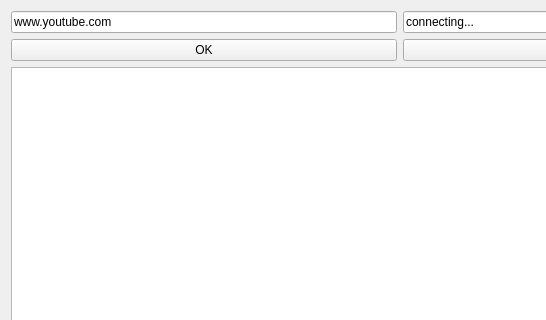
First picture: the form in widget.ui, repository SHJ99/Qt-viewCounter, before the edit; both pictures show x 0 to 546 and y 0 to 320 of the 800 by 600 pixel window.
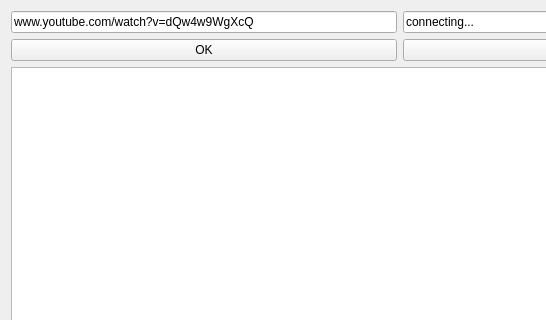
Second picture: the form after the edit.

Commit message: 디폴트 url 수정

```diff
--- a/widget.ui
+++ b/widget.ui
@@ -21,7 +21,7 @@
        <item>
         <widget class="QLineEdit" name="leHost">
          <property name="text">
-          <string>www.youtube.com</string>
+          <string>www.youtube.com/watch?v=dQw4w9WgXcQ</string>
          </property>
         </widget>
        </item>
```
